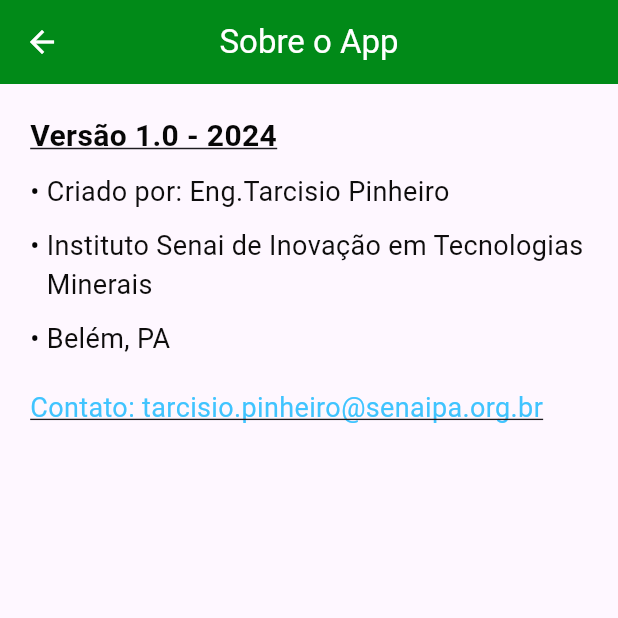
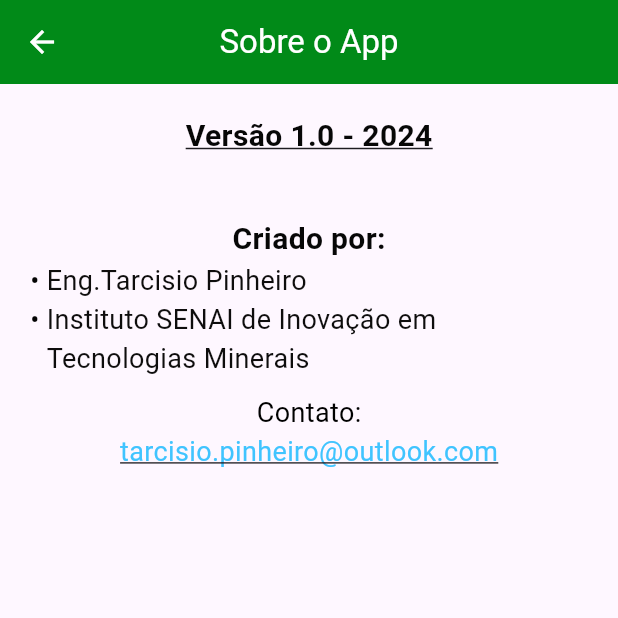
Before and after one commit to tarcioswin/AppFiepaFlutter, a Flutter app: the AboutScreen screen opened directly, on a phone screen of 412 x 824 dp, the top half of it. Run offline on Flutter 3.47's test engine with Material 3 defaults, Android fonts, the phone set to English and light mode, and no system bars; our stand-ins replace cloud_firestore, firebase_auth, firebase_core, flutter_masked_text2, google_sign_in, shared_preferences and 1 more; accounts and stored records are empty.

Commit message:
App_fiepa_final_02_05_2024

```diff
--- a/lib/screen/about_screen.dart
+++ b/lib/screen/about_screen.dart
@@ -2,39 +2,26 @@
 import 'package:url_launcher/url_launcher.dart';
 
 class AboutScreen extends StatefulWidget {
-  const AboutScreen({Key? key}) : super(key: key);
+  const AboutScreen({super.key});
 
   @override
+  // ignore: library_private_types_in_public_api
   _AboutScreenState createState() => _AboutScreenState();
 }
 
 class _AboutScreenState extends State<AboutScreen> {
-  Widget bulletPoint(String text) {
-    return Row(
-      crossAxisAlignment: CrossAxisAlignment.start,
-      children: [
-        const Text("• ", style: TextStyle(color: Color.fromARGB(255, 3, 3, 3), fontSize: 18)),
-        Expanded(
-          child: Text(
-            text,
-            style: const TextStyle(color: Color.fromARGB(255, 14, 13, 13), fontSize: 18),
-          ),
-        ),
-      ],
-    );
-  }
-
-  Future<void> _sendEmail() async {
-    final Uri params = Uri(
+  Future<void> _sendEmail(String email) async {
+    final Uri emailLaunchUri = Uri(
       scheme: 'mailto',
-      path: 'tarcisio.pinheiro@senaipa.org.br',
+      path: email,
       query: 'subject=App Inquiry&body=Hello!',
     );
-    String url = params.toString();
-    if (await canLaunch(url)) {
-      await launch(url);
-    } else {
-      print('Could not launch $url');
+
+    if (!await launchUrl(emailLaunchUri)) {
+      // ignore: use_build_context_synchronously
+      ScaffoldMessenger.of(context).showSnackBar(
+        const SnackBar(content: Text('Could not launch email client')),
+      );
     }
   }
 
@@ -47,38 +34,52 @@
           onPressed: () => Navigator.of(context).pop(),
         ),
         title: const Text("Sobre o App", style: TextStyle(color: Colors.white)),
-        backgroundColor: const Color.fromARGB(255, 1, 138, 24),
+        backgroundColor:  const Color.fromARGB(255, 1, 138, 24),
         centerTitle: true,
       ),
-      body: Stack(
-        fit: StackFit.expand,
-        children: [
-          Opacity(
-            opacity: 0,
-            child: Image.asset('lib/images/FIEPAImage.jpg', fit: BoxFit.cover),
-          ),
-          SingleChildScrollView(
+      body: SingleChildScrollView(
         child: Padding(
           padding: const EdgeInsets.all(20.0),
           child: Column(
-                crossAxisAlignment: CrossAxisAlignment.start,
+            crossAxisAlignment: CrossAxisAlignment.center,
             children: [
               const Text(
                 "Versão 1.0 - 2024",
-                    style: TextStyle(fontSize: 20, fontWeight: FontWeight.bold, color: Color.fromARGB(255, 7, 7, 7), decoration: TextDecoration.underline),
+                style: TextStyle(
+                  fontSize: 20,
+                  fontWeight: FontWeight.bold,
+                  color: Color.fromARGB(255, 7, 7, 7),
+                  decoration: TextDecoration.underline,
                 ),
+              ),
+              const SizedBox(height: 40),
+              const Text("Criado por:",
+                  style: TextStyle(
+                    fontSize: 20,
+                    fontWeight: FontWeight.bold,
+                    color: Color.fromARGB(255, 7, 7, 7),
+                  )),
+
+              const BulletPoint(text: "Eng.Tarcisio Pinheiro"),
+              const BulletPoint(text: "Instituto SENAI de Inovação em Tecnologias Minerais"),
               const SizedBox(height: 10),
-                  bulletPoint("Criado por: Eng.Tarcisio Pinheiro"),
-                  const SizedBox(height: 10),
-                  bulletPoint("Instituto Senai de Inovação em Tecnologias Minerais"),
-                  const SizedBox(height: 10),
-                  bulletPoint("Belém, PA"),
-                  const SizedBox(height: 20),
+              const Text(
+                "Contato:",
+                style: TextStyle(
+                  fontSize: 18,
+                  color: Colors
+                      .black, // Make this non-clickable and visually distinct
+                ),
+              ),
               InkWell(
-                    onTap: _sendEmail,
+                onTap: () => _sendEmail("tarcisio.pinheiro@outlook.com"),
                 child: const Text(
-                      "Contato: tarcisio.pinheiro@senaipa.org.br",
-                      style: TextStyle(fontSize: 18, color: Colors.lightBlueAccent, decoration: TextDecoration.underline),
+                  "tarcisio.pinheiro@outlook.com",
+                  style: TextStyle(
+                    fontSize: 18,
+                    color: Colors.lightBlueAccent,
+                    decoration: TextDecoration.underline,
+                  ),
                 ),
               ),
               // Add more bullet points here as needed
@@ -86,8 +87,32 @@
           ),
         ),
       ),
-        ],
-      ),
     );
   }
 }
+
+
+
+class BulletPoint extends StatelessWidget {
+  final String text;
+  const BulletPoint({super.key, required this.text});
+
+  @override
+  Widget build(BuildContext context) {
+    return Row(
+      crossAxisAlignment: CrossAxisAlignment.start,
+      children: [
+        const Text("• ",
+            style:
+                TextStyle(color: Color.fromARGB(255, 3, 3, 3), fontSize: 18)),
+        Expanded(
+          child: Text(
+            text,
+            style: const TextStyle(
+                color: Color.fromARGB(255, 14, 13, 13), fontSize: 18),
+          ),
+        ),
+      ],
+    );
+  }
+}
--- a/lib/screen/company_data.dart
+++ b/lib/screen/company_data.dart
@@ -12,7 +12,7 @@
   'MOTOBEL TOYOTA': const Offset(335, 425),
   'PREFEITURA M. CANAÃ DOS CARAJÁS': const Offset(335, 405),
   'BRAZAURO': const Offset(335, 380),
-  'SOLAR BEBIDAS': const Offset(335, 360),
+  'SOLAR BEBIDAS': const Offset(335, 355),
   'BANPARÁ': const Offset(335, 315),
   'BANCO DA AMAZÔNIA': const Offset(335, 290),
   'USIMIG': const Offset(335, 235),
```
Also changed, not shown: lib/screen/map_screen.dart (+23 -3 lines). Lines whose indentation alone changed are shown as unchanged.
